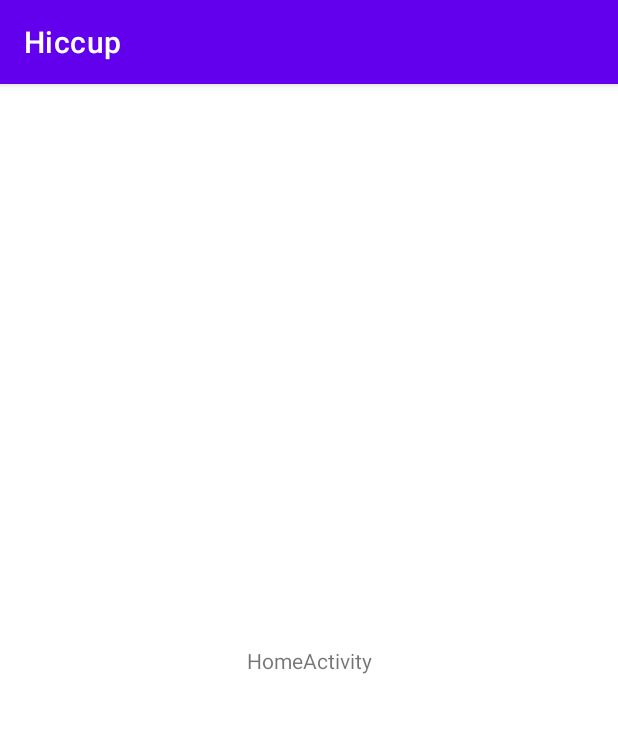
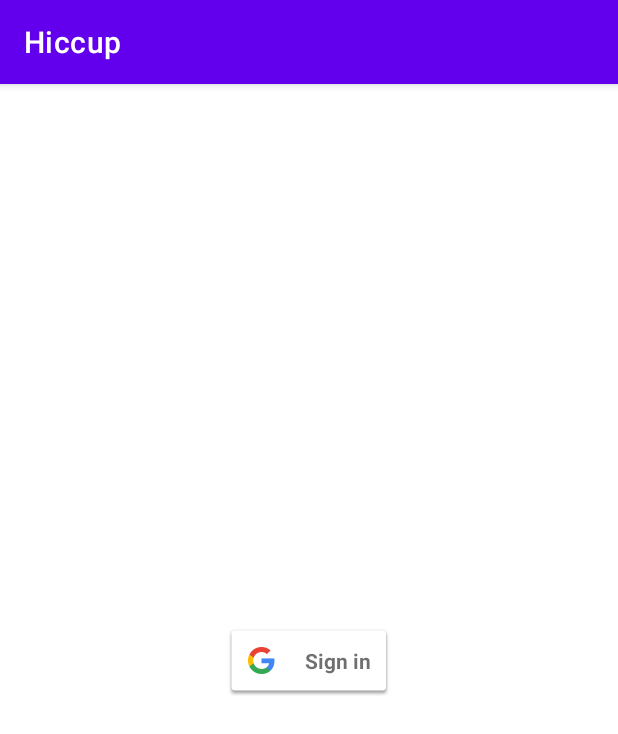
Before and after one commit to BitByte-TPC/hiccup-client, an Android app: the screen it shows after launch (HomeActivity before the commit, LoginActivity after it), on a phone screen of 412 x 824 dp. Shown: the top 734 px of the screen. Run offline under Robolectric (Android 15) with nearby library versions, the phone set to English and light mode, and no system bars; our stand-ins replace Firebase (no records; nobody signed in at launch, a user with empty details on screens opened directly).

Commit message:
google signin added

```diff
--- a/app/build.gradle
+++ b/app/build.gradle
@@ -1,5 +1,7 @@
 plugins {
     id 'com.android.application'
+    id 'kotlin-android'
+    id 'kotlin-android-extensions'
     id 'org.jetbrains.kotlin.android'
     id 'com.google.gms.google-services'
 }
@@ -45,4 +47,7 @@ dependencies {
 
     implementation platform('com.google.firebase:firebase-bom:31.2.0')
     implementation 'com.google.firebase:firebase-analytics-ktx'
+    implementation 'com.google.firebase:firebase-auth-ktx'
+    implementation 'com.google.android.gms:play-services-auth:20.4.1'
+    implementation 'com.google.firebase:firebase-firestore-ktx'
 }
--- /dev/null
+++ b/app/src/main/java/com/hiccup/hiccup_client/LoginActivity.kt
@@ -0,0 +1,81 @@
+package com.hiccup.hiccup_client
+
+import android.app.Activity
+import android.content.Intent
+import android.os.Bundle
+import android.widget.Toast
+import androidx.activity.result.contract.ActivityResultContracts
+import androidx.appcompat.app.AppCompatActivity
+import com.google.android.gms.auth.api.signin.GoogleSignIn
+import com.google.android.gms.auth.api.signin.GoogleSignInClient
+import com.google.android.gms.auth.api.signin.GoogleSignInOptions
+import com.google.android.gms.common.api.ApiException
+import com.google.firebase.auth.FirebaseUser
+import com.google.firebase.auth.GoogleAuthProvider
+import com.google.firebase.auth.ktx.auth
+import com.google.firebase.firestore.ktx.firestore
+import com.google.firebase.ktx.Firebase
+import kotlinx.android.synthetic.main.activity_login.*
+
+
+class LoginActivity : AppCompatActivity() {
+
+    private val userCollection = Firebase.firestore.collection("users")
+    override fun onCreate(savedInstanceState: Bundle?) {
+        super.onCreate(savedInstanceState)
+        setContentView(R.layout.activity_login)
+
+        val gso = GoogleSignInOptions.Builder(GoogleSignInOptions.DEFAULT_SIGN_IN)
+            .requestIdToken(getString(R.string.default_web_client_id)).requestEmail().build()
+        val mGoogleSignInClient: GoogleSignInClient = GoogleSignIn.getClient(this, gso)
+
+        signInButton.setOnClickListener {
+            googleSignInResultLauncher.launch(mGoogleSignInClient.signInIntent)
+        }
+    }
+
+    private var googleSignInResultLauncher =
+        registerForActivityResult(ActivityResultContracts.StartActivityForResult()) { result ->
+            if (result.resultCode == Activity.RESULT_OK) {
+                try {
+                    val account = GoogleSignIn.getSignedInAccountFromIntent(result.data)
+                        .getResult(ApiException::class.java)!!
+                    val credential = GoogleAuthProvider.getCredential(account.idToken, null)
+                    Firebase.auth.signInWithCredential(credential)
+                        .addOnCompleteListener(this) { task ->
+                            if (task.isSuccessful) {
+                                checkData(Firebase.auth.currentUser!!)
+                            } else Toast.makeText(
+                                this, "Authentication failed.", Toast.LENGTH_SHORT
+                            ).show()
+                        }
+                } catch (ignored: ApiException) {
+                }
+            }
+        }
+
+    private fun checkData(firebaseUser: FirebaseUser) {
+        userCollection.document(firebaseUser.uid).get().addOnSuccessListener {
+            if (!it.exists()) {
+                createData(firebaseUser)
+            }
+        }
+        openHome()
+    }
+
+    private fun createData(firebaseUser: FirebaseUser) {
+        val user = hashMapOf(
+            "email" to firebaseUser.email,
+            "name" to firebaseUser.displayName,
+        )
+
+        userCollection.document(firebaseUser.uid).set(user).addOnSuccessListener {
+            Toast.makeText(this, "Account Created", Toast.LENGTH_LONG).show()
+        }
+    }
+
+    private fun openHome() {
+        startActivity(Intent(this, HomeActivity::class.java))
+        finish()
+    }
+}
--- a/app/src/main/java/com/hiccup/hiccup_client/SplashActivity.kt
+++ b/app/src/main/java/com/hiccup/hiccup_client/SplashActivity.kt
@@ -4,13 +4,22 @@ import android.annotation.SuppressLint
 import android.content.Intent
 import androidx.appcompat.app.AppCompatActivity
 import android.os.Bundle
+import com.google.firebase.auth.ktx.auth
+import com.google.firebase.ktx.Firebase
 
 @SuppressLint("CustomSplashScreen")
 class SplashActivity : AppCompatActivity() {
     override fun onCreate(savedInstanceState: Bundle?) {
         super.onCreate(savedInstanceState)
         setContentView(R.layout.activity_splash)
-        val intent = Intent(this, HomeActivity::class.java)
+        val currentUser = Firebase.auth.currentUser
+        val intent = Intent(
+            this, if (currentUser == null) {
+                LoginActivity::class.java
+            } else {
+                HomeActivity::class.java
+            }
+        )
         startActivity(intent)
         finish()
     }
--- /dev/null
+++ b/app/src/main/res/layout/activity_login.xml
@@ -0,0 +1,18 @@
+<?xml version="1.0" encoding="utf-8"?>
+<androidx.constraintlayout.widget.ConstraintLayout xmlns:android="http://schemas.android.com/apk/res/android"
+    xmlns:app="http://schemas.android.com/apk/res-auto"
+    xmlns:tools="http://schemas.android.com/tools"
+    android:layout_width="match_parent"
+    android:layout_height="match_parent"
+    tools:context=".LoginActivity">
+
+    <com.google.android.gms.common.SignInButton
+        android:id="@+id/signInButton"
+        android:layout_width="wrap_content"
+        android:layout_height="wrap_content"
+        app:layout_constraintBottom_toBottomOf="parent"
+        app:layout_constraintEnd_toEndOf="parent"
+        app:layout_constraintStart_toStartOf="parent"
+        app:layout_constraintTop_toTopOf="parent" />
+
+</androidx.constraintlayout.widget.ConstraintLayout>
```
Also changed, not shown: app/src/main/AndroidManifest.xml (+5 -2 lines).
